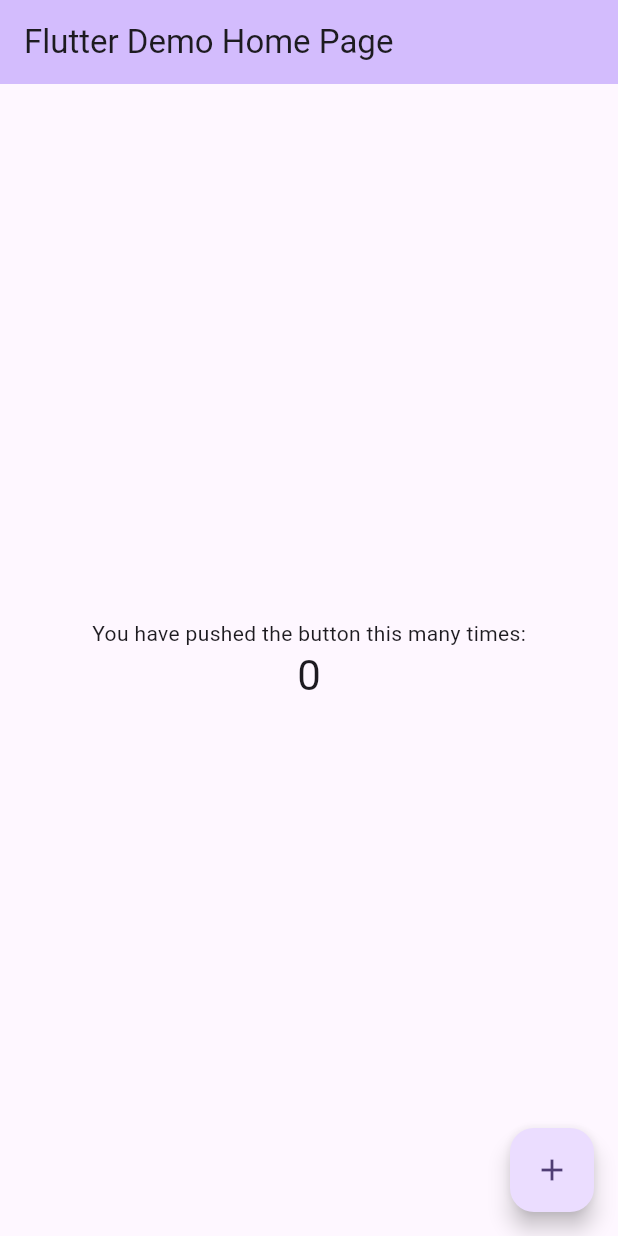
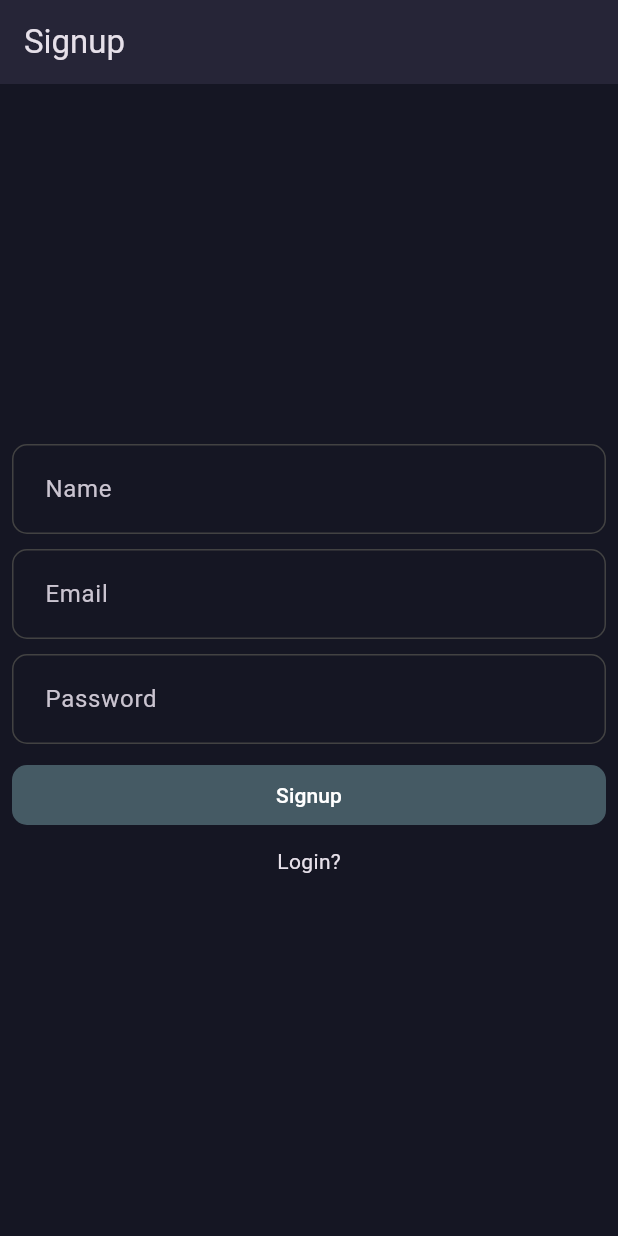
Before and after one commit to jashDevkar/Full-Stack-Auth, a Flutter app: the screen it shows after launch, on a phone screen of 412 x 824 dp. Run offline on Flutter 3.47's test engine with Material 3 defaults, Android fonts, the phone set to English and light mode, and no system bars; our stand-ins replace page_transition.

Commit message:
successfully sended data to mongo through express server

```diff
--- /dev/null
+++ b/frontend/lib/constants/contants.dart
@@ -0,0 +1,12 @@
+class Constants {
+  static String uri = "http://192.168.0.105:6000";
+
+  final RegExp _nameRegex = RegExp(r"^[a-zA-Z ]{3,}$");
+  final RegExp _emailRegex =
+      RegExp(r"^[a-zA-Z0-9._%+-]+@[a-zA-Z0-9.-]+\.[a-zA-Z]{2,}$");
+
+
+  RegExp get nameRegex => _nameRegex;
+  RegExp get emailRegex => _emailRegex;
+
+}
--- /dev/null
+++ b/frontend/lib/constants/models/user_model.dart
@@ -0,0 +1,30 @@
+// ignore_for_file: public_member_api_docs, sort_constructors_first
+import 'dart:convert';
+
+class UserModel {
+  final String name;
+  final String email;
+  final String password;
+
+  UserModel({required this.name, required this.email, required this.password});
+
+  Map<String, dynamic> toMap() {
+    return <String, dynamic>{
+      'name': name,
+      'email': email,
+      'password': password,
+    };
+  }
+
+  factory UserModel.fromMap(Map<String, dynamic> map) {
+    return UserModel(
+      name: map['name'] as String,
+      email: map['email'] as String,
+      password: map['password'] as String,
+    );
+  }
+
+  String toJson() => json.encode(toMap());
+
+  factory UserModel.fromJson(String source) => UserModel.fromMap(json.decode(source) as Map<String, dynamic>);
+}
--- a/frontend/lib/main.dart
+++ b/frontend/lib/main.dart
@@ -1,4 +1,6 @@
 import 'package:flutter/material.dart';
+import 'package:frontend/pages/signup_page.dart';
+import 'package:frontend/theme/app_theme.dart';
 
 void main() {
   runApp(const MyApp());
@@ -7,119 +9,12 @@ void main() {
 class MyApp extends StatelessWidget {
   const MyApp({super.key});
 
-  // This widget is the root of your application.
   @override
   Widget build(BuildContext context) {
     return MaterialApp(
-      title: 'Flutter Demo',
-      theme: ThemeData(
-        // This is the theme of your application.
-        //
-        // TRY THIS: Try running your application with "flutter run". You'll see
-        // the application has a purple toolbar. Then, without quitting the app,
-        // try changing the seedColor in the colorScheme below to Colors.green
-        // and then invoke "hot reload" (save your changes or press the "hot
-        // reload" button in a Flutter-supported IDE, or press "r" if you used
-        // the command line to start the app).
-        //
-        // Notice that the counter didn't reset back to zero; the application
-        // state is not lost during the reload. To reset the state, use hot
-        // restart instead.
-        //
-        // This works for code too, not just values: Most code changes can be
-        // tested with just a hot reload.
-        colorScheme: ColorScheme.fromSeed(seedColor: Colors.deepPurple),
-        useMaterial3: true,
-      ),
-      home: const MyHomePage(title: 'Flutter Demo Home Page'),
+      theme: AppTheme.darkTheme,
+      debugShowCheckedModeBanner: false,
+      home: SignupPage(),
     );
   }
 }
-
-class MyHomePage extends StatefulWidget {
-  const MyHomePage({super.key, required this.title});
-
-  // This widget is the home page of your application. It is stateful, meaning
-  // that it has a State object (defined below) that contains fields that affect
-  // how it looks.
-
-  // This class is the configuration for the state. It holds the values (in this
-  // case the title) provided by the parent (in this case the App widget) and
-  // used by the build method of the State. Fields in a Widget subclass are
-  // always marked "final".
-
-  final String title;
-
-  @override
-  State<MyHomePage> createState() => _MyHomePageState();
-}
-
-class _MyHomePageState extends State<MyHomePage> {
-  int _counter = 0;
-
-  void _incrementCounter() {
-    setState(() {
-      // This call to setState tells the Flutter framework that something has
-      // changed in this State, which causes it to rerun the build method below
-      // so that the display can reflect the updated values. If we changed
-      // _counter without calling setState(), then the build method would not be
-      // called again, and so nothing would appear to happen.
-      _counter++;
-    });
-  }
-
-  @override
-  Widget build(BuildContext context) {
-    // This method is rerun every time setState is called, for instance as done
-    // by the _incrementCounter method above.
-    //
-    // The Flutter framework has been optimized to make rerunning build methods
-    // fast, so that you can just rebuild anything that needs updating rather
-    // than having to individually change instances of widgets.
-    return Scaffold(
-      appBar: AppBar(
-        // TRY THIS: Try changing the color here to a specific color (to
-        // Colors.amber, perhaps?) and trigger a hot reload to see the AppBar
-        // change color while the other colors stay the same.
-        backgroundColor: Theme.of(context).colorScheme.inversePrimary,
-        // Here we take the value from the MyHomePage object that was created by
-        // the App.build method, and use it to set our appbar title.
-        title: Text(widget.title),
-      ),
-      body: Center(
-        // Center is a layout widget. It takes a single child and positions it
-        // in the middle of the parent.
-        child: Column(
-          // Column is also a layout widget. It takes a list of children and
-          // arranges them vertically. By default, it sizes itself to fit its
-          // children horizontally, and tries to be as tall as its parent.
-          //
-          // Column has various properties to control how it sizes itself and
-          // how it positions its children. Here we use mainAxisAlignment to
-          // center the children vertically; the main axis here is the vertical
-          // axis because Columns are vertical (the cross axis would be
-          // horizontal).
-          //
-          // TRY THIS: Invoke "debug painting" (choose the "Toggle Debug Paint"
-          // action in the IDE, or press "p" in the console), to see the
-          // wireframe for each widget.
-          mainAxisAlignment: MainAxisAlignment.center,
-          children: <Widget>[
-            const Text(
-              'You have pushed the button this many times:',
-            ),
-            Text(
-              '$_counter',
-              style: Theme.of(context).textTheme.headlineMedium,
-            ),
-          ],
-        ),
-      ),
-      floatingActionButton: FloatingActionButton(
-        onPressed: _incrementCounter,
-        tooltip: 'Increment',
-        child: const Icon(Icons.add),
-      ), // This trailing comma makes auto-formatting nicer for build methods.
-    );
-  }
-}
--- /dev/null
+++ b/frontend/lib/pages/signup_page.dart
@@ -0,0 +1,140 @@
+import 'dart:convert';
+
+import 'package:flutter/material.dart';
+import 'package:frontend/constants/contants.dart';
+import 'package:frontend/pages/signin_page.dart';
+import 'package:frontend/services/auth_service.dart';
+import 'package:frontend/widgets/input_field.dart';
+import 'package:page_transition/page_transition.dart';
+
+class SignupPage extends StatefulWidget {
+  SignupPage({super.key});
+
+  @override
+  State<SignupPage> createState() => _SignupPageState();
+}
+
+class _SignupPageState extends State<SignupPage> {
+  final _formKey = GlobalKey<FormState>();
+
+  final TextEditingController _nameController = TextEditingController();
+
+  final TextEditingController _emailController = TextEditingController();
+
+  final TextEditingController _passwordController = TextEditingController();
+
+  Constants constants = Constants();
+
+  AuthService authService = AuthService();
+
+  @override
+  void dispose() {
+    super.dispose();
+    _nameController.dispose();
+    _emailController.dispose();
+    _passwordController.dispose();
+  }
+
+  String? _validateName(String? value) {
+    if (value == null || value.isEmpty) {
+      return 'Name is required';
+    } else if (!constants.nameRegex.hasMatch(value)) {
+      return 'Enter a valid name (Min. 3 letters, only alphabets)';
+    }
+    return null;
+  }
+
+  String? _validateEmail(String? value) {
+    if (value == null || value.isEmpty) {
+      return 'Email is required';
+    } else if (!constants.emailRegex.hasMatch(value)) {
+      return 'Enter a valid email address';
+    }
+    return null;
+  }
+
+  void _submitForm(BuildContext context) async {
+    if (_formKey.currentState!.validate()) {
+      // ScaffoldMessenger.of(context).showSnackBar(
+      //   SnackBar(content: Text("Form Submitted Successfully!")),
+      // );
+      try {
+        final response = await authService.signUp(
+            name: _nameController.text,
+            email: _emailController.text,
+            password: _passwordController.text);
+
+        if (response.statusCode == 200) {
+          _emailController.clear();
+          _nameController.clear();
+          _passwordController.clear();
+        }
+
+        // print(response.statusCode);
+        // print(jsonDecode(response.body));
+      } catch (e) {}
+    }
+  }
+
+  @override
+  Widget build(BuildContext context) {
+    return SafeArea(
+      child: Scaffold(
+        appBar: AppBar(
+          elevation: 4.0,
+          title: Text("Signup"),
+        ),
+        body: Center(
+          child: Padding(
+            padding: EdgeInsets.all(8.0),
+            child: Form(
+              key: _formKey,
+              child: Column(
+                crossAxisAlignment: CrossAxisAlignment.stretch,
+                spacing: 10.0,
+                mainAxisSize: MainAxisSize.min,
+                children: [
+                  InputField(
+                    validateInputField: _validateName,
+                    controller: _nameController,
+                    hintText: "Name",
+                  ),
+                  InputField(
+                    validateInputField: _validateEmail,
+                    controller: _emailController,
+                    hintText: "Email",
+                  ),
+                  InputField(
+                    validateInputField: (val) {},
+                    controller: _passwordController,
+                    hintText: "Password",
+                  ),
+                  TextButton(
+                    style: TextButton.styleFrom(
+                        foregroundColor: Colors.white,
+                        backgroundColor: Colors.blueGrey.shade700,
+                        shape: RoundedRectangleBorder(
+                            borderRadius: BorderRadius.circular(10.0))),
+                    onPressed: () => _submitForm(context),
+                    child: Text('Signup'),
+                  ),
+                  Center(
+                    child: GestureDetector(
+                      onTap: () => Navigator.push(
+                        context,
+                        PageTransition(
+                            type: PageTransitionType.rightToLeftWithFade,
+                            child: SigninPage()),
+                      ),
+                      child: Text("Login?"),
+                    ),
+                  )
+                ],
+              ),
+            ),
+          ),
+        ),
+      ),
+    );
+  }
+}
--- /dev/null
+++ b/frontend/lib/services/auth_service.dart
@@ -0,0 +1,36 @@
+import 'dart:convert';
+
+import 'package:frontend/constants/contants.dart';
+import 'package:frontend/constants/models/user_model.dart';
+import 'package:http/http.dart' as http;
+
+class AuthService {
+  Future<void> signIn(
+      {required String email, required String password}) async {}
+
+  //sigup
+  Future<http.Response> signUp({
+    required String name,
+    required String email,
+    required String password,
+  }) async {
+    UserModel userModel = UserModel(
+      name: name,
+      email: email,
+      password: password,
+    );
+
+    try {
+      final http.Response res = await http.post(
+        Uri.parse('${Constants.uri}/api/signup'),
+        headers: <String, String>{
+          'Content-Type': 'application/json; charset=UTF-8',
+        },
+        body: userModel.toJson(),
+      );
+      return res;
+    } catch (e) {
+      throw Future.error(e.toString());
+    }
+  }
+}
--- /dev/null
+++ b/frontend/lib/theme/app_theme.dart
@@ -0,0 +1,26 @@
+import 'package:flutter/material.dart';
+import 'package:frontend/theme/pallete.dart';
+
+class AppTheme {
+  static OutlineInputBorder _border(Color color) => OutlineInputBorder(
+        borderRadius: BorderRadius.circular(10.0),
+        borderSide: BorderSide(color: color),
+      );
+
+  static final darkTheme = ThemeData.dark().copyWith(
+    scaffoldBackgroundColor: Pallete.backgroundColor,
+    appBarTheme: AppBarTheme(color: Pallete.backgroundColor),
+    chipTheme: ChipThemeData(
+      color: MaterialStatePropertyAll(Pallete.backgroundColor),
+    ),
+    inputDecorationTheme: InputDecorationTheme(
+      contentPadding: EdgeInsets.all(18.0),
+      enabledBorder: _border(Pallete.inputBorder),
+      focusedBorder: _border(Pallete.whiteColor),
+      errorBorder: _border(Pallete.redColor),
+      focusedErrorBorder: _border(Pallete.redColor),
+      floatingLabelStyle: TextStyle(color: Pallete.whiteColor),
+      errorStyle: TextStyle(color: Colors.red),
+    ),
+  );
+}
--- /dev/null
+++ b/frontend/lib/theme/pallete.dart
@@ -0,0 +1,10 @@
+import 'package:flutter/material.dart';
+
+class Pallete {
+  static const backgroundColor = Color(0xff151623);
+  static Color inputBorder = Colors.grey.shade800;
+  static Color whiteColor = Colors.white;
+  static Color redColor = Colors.red;
+  static Color gradient1 = Colors.deepPurpleAccent.shade700;
+  static Color gradient2 = Colors.purpleAccent;
+}
--- /dev/null
+++ b/frontend/lib/widgets/input_field.dart
@@ -0,0 +1,23 @@
+import 'package:flutter/material.dart';
+
+class InputField extends StatelessWidget {
+  InputField({
+    super.key,
+    required this.validateInputField,
+    required this.controller,
+    required this.hintText,
+  });
+  final TextEditingController controller;
+  final String hintText;
+
+  final String? Function(String?) validateInputField;
+
+  @override
+  Widget build(BuildContext context) {
+    return TextFormField(
+      controller: controller,
+      validator: validateInputField,
+      decoration: InputDecoration(hintText: hintText),
+    );
+  }
+}
--- a/frontend/pubspec.yaml
+++ b/frontend/pubspec.yaml
@@ -34,6 +34,9 @@ dependencies:
   # The following adds the Cupertino Icons font to your application.
   # Use with the CupertinoIcons class for iOS style icons.
   cupertino_icons: ^1.0.8
+  flutter_bloc: ^9.0.0
+  page_transition: ^2.2.1
+  http: ^1.3.0
 
 dev_dependencies:
   flutter_test:
```
Also changed, not shown: frontend/lib/pages/signin_page.dart (added, +88 -0 lines), frontend/pubspec.lock, 102 other files.
